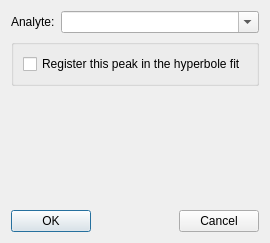
Qt form src/gui/addpeakdialog.ui (echmet/CEval) before a commit.
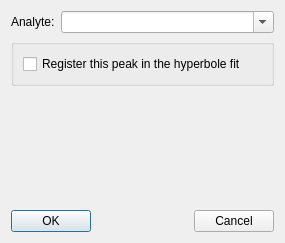
The same form after that commit.

Commit message: Stretch "Analyte" ComboBox to full length

Patch:
```diff
--- a/src/gui/addpeakdialog.ui
+++ b/src/gui/addpeakdialog.ui
@@ -6,7 +6,7 @@
    <rect>
     <x>0</x>
     <y>0</y>
-    <width>268</width>
+    <width>285</width>
     <height>243</height>
    </rect>
   </property>
@@ -31,6 +31,12 @@
      </item>
      <item row="0" column="1">
       <widget class="QComboBox" name="qcbox_analyte">
+       <property name="sizePolicy">
+        <sizepolicy hsizetype="MinimumExpanding" vsizetype="Fixed">
+         <horstretch>0</horstretch>
+         <verstretch>0</verstretch>
+        </sizepolicy>
+       </property>
        <property name="editable">
         <bool>true</bool>
        </property>
```
